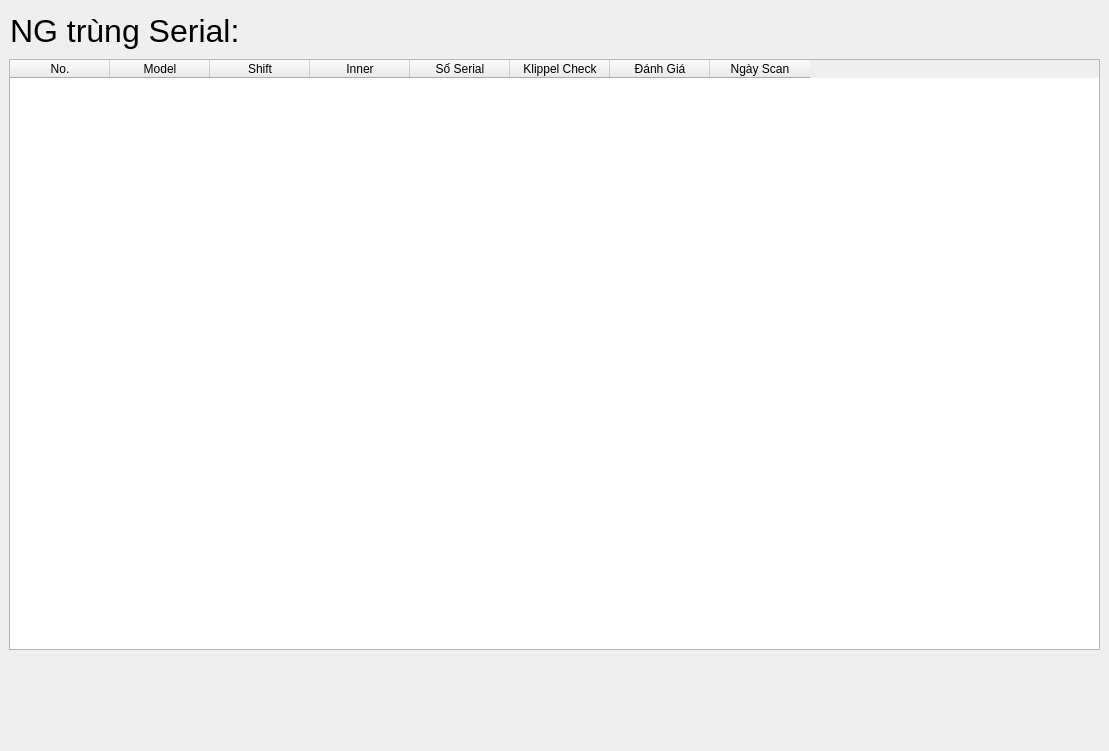
bachlong12623/GateKepperHershey, file InspectionDialog.ui: the form before one commit.
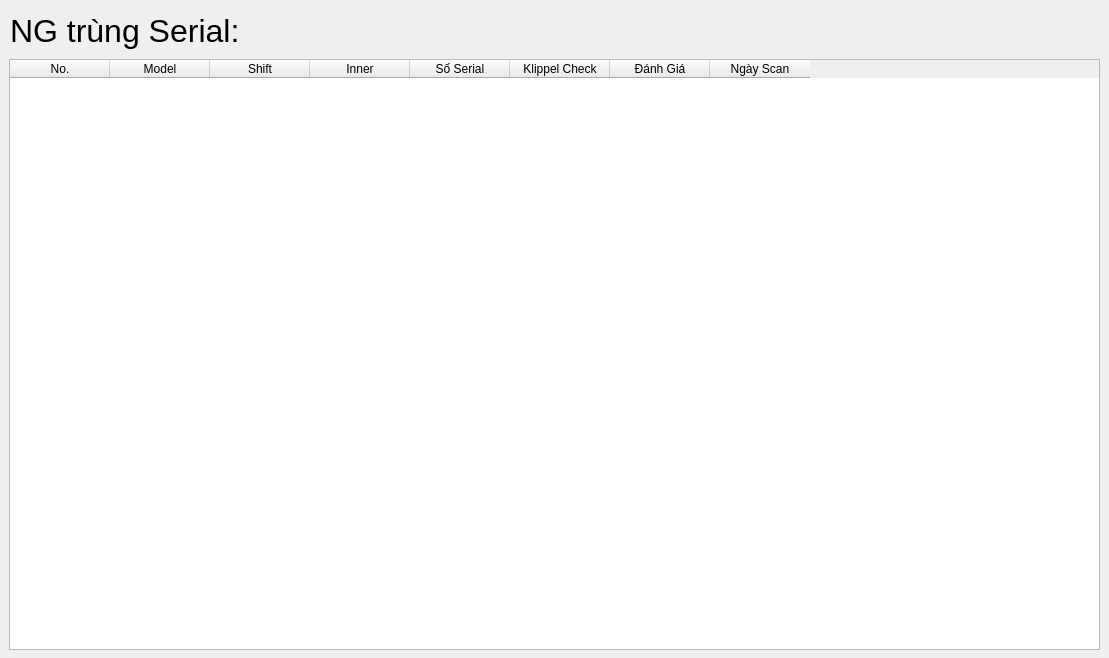
The form after the commit.

Commit message: Adjust InspectionDialog height and update error message in PasswordDialog for localization

Diff of the .ui file:
```diff
--- a/InspectionDialog.ui
+++ b/InspectionDialog.ui
@@ -10,7 +10,7 @@
     <x>0</x>
     <y>0</y>
     <width>1109</width>
-    <height>751</height>
+    <height>658</height>
    </rect>
   </property>
   <property name="windowTitle">
```
The commit also changes 1 other file.
